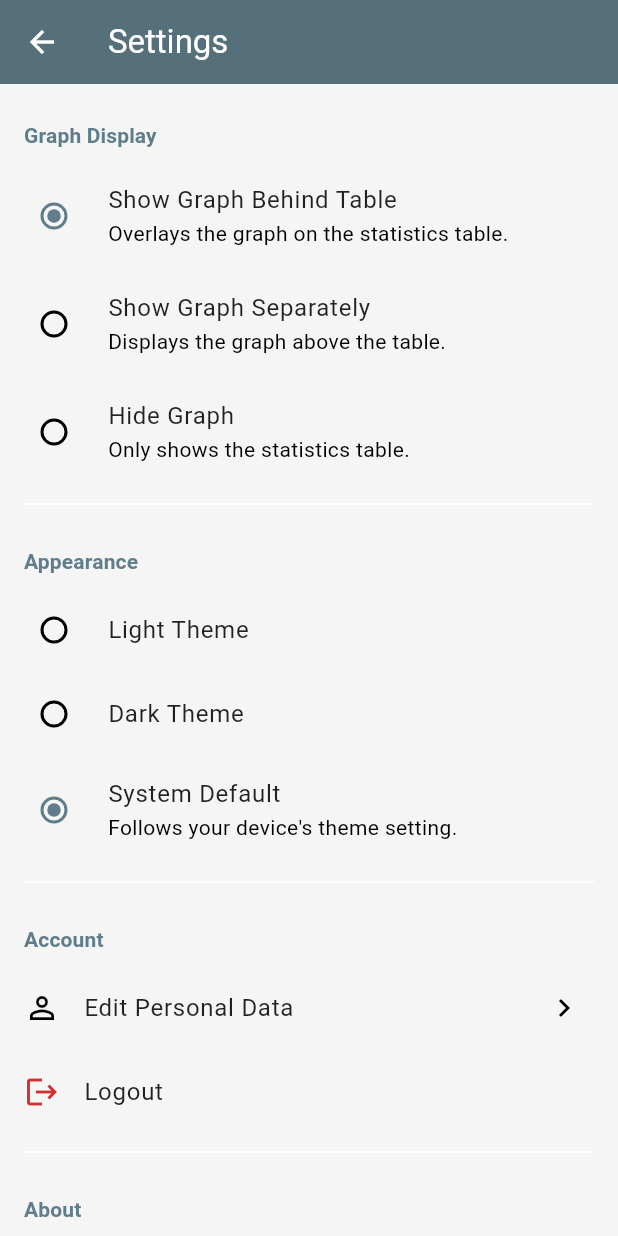
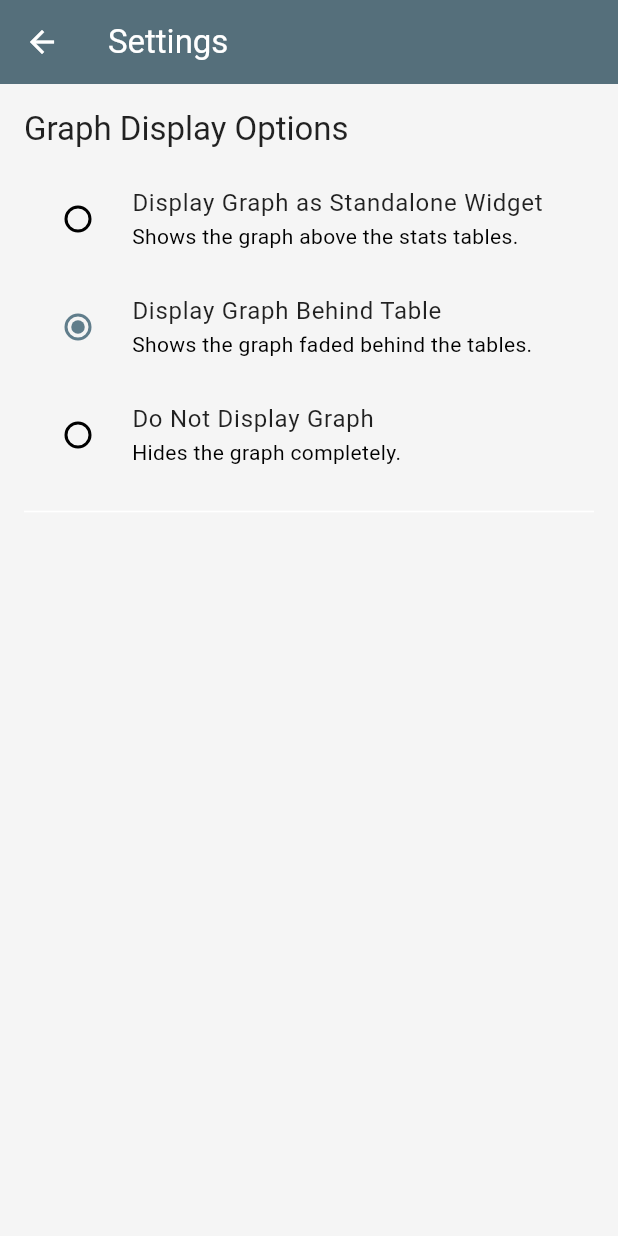
Before and after one commit to hashfx/carbon-detector, a Flutter app: the SettingsScreen screen opened by its route, on a phone screen of 412 x 824 dp. Run offline on Flutter 3.47's test engine with Material 3 defaults, Android fonts, the light colour scheme and no system bars; our stand-ins replace firebase_auth, firebase_core, fl_chart, flutter_animate, flutter_dotenv, glassmorphism and 2 more; accounts and stored records are empty.

Commit message:
implement settings page

```diff
--- a/carbon_counter/lib/screens/settings_screen.dart
+++ b/carbon_counter/lib/screens/settings_screen.dart
@@ -1,10 +1,14 @@
-// lib/screens/settings_screen.dart
 import 'package:flutter/material.dart';
-import 'package:firebase_auth/firebase_auth.dart';
-import 'package:carbon_counter/services/settings_service.dart'; // Import SettingsService
-import 'package:carbon_counter/utils/graph_display_mode.dart'; // Import the enum
-import 'package:carbon_counter/main.dart'; // Import main to access themeNotifier
+import 'package:shared_preferences/shared_preferences.dart';
 
+// --- Enum for Graph Display Options ---
+enum GraphDisplayMode {
+  standalone, // Display graph as a separate widget
+  behindTable, // Display graph behind the table (like before)
+  none, // Do not display the graph
+}
+
+// --- Settings Screen Widget ---
 class SettingsScreen extends StatefulWidget {
   const SettingsScreen({super.key});
 
@@ -13,11 +17,11 @@ class SettingsScreen extends StatefulWidget {
 }
 
 class _SettingsScreenState extends State<SettingsScreen> {
-  // Use the global instance from main.dart or initialize locally
-  final SettingsService _settingsService = settingsService;
-  GraphDisplayMode _selectedGraphMode = GraphDisplayMode.behindTable;
-  ThemeMode _selectedThemeMode = ThemeMode.system; // Add state for theme
+  GraphDisplayMode _selectedMode = GraphDisplayMode.behindTable; // Default
   bool _isLoading = true;
+
+  // --- Shared Preferences Keys ---
+  static const String _graphModeKey = 'graphDisplayMode';
 
   @override
   void initState() {
@@ -25,214 +29,145 @@ class _SettingsScreenState extends State<SettingsScreen> {
     _loadSettings();
   }
 
+  // --- Load saved settings ---
   Future<void> _loadSettings() async {
-    setState(() => _isLoading = true);
-    // Ensure service is initialized (might already be by main)
-    await _settingsService.init();
+    setState(() {
+      _isLoading = true;
+    });
+    try {
+      final prefs = await SharedPreferences.getInstance();
+      final savedModeIndex = prefs.getInt(_graphModeKey);
+
+      if (savedModeIndex != null &&
+          savedModeIndex >= 0 &&
+          savedModeIndex < GraphDisplayMode.values.length) {
+        _selectedMode = GraphDisplayMode.values[savedModeIndex];
+      } else {
+        // Set default if not found or invalid
+        _selectedMode = GraphDisplayMode.behindTable;
+        // Optionally save the default back
+        // await prefs.setInt(_graphModeKey, _selectedMode.index);
+      }
+    } catch (e) {
+      print("Error loading settings: $e");
+      // Keep default on error
+      _selectedMode = GraphDisplayMode.behindTable;
+    } finally {
       if (mounted) {
         setState(() {
-        _selectedGraphMode = _settingsService.getGraphDisplayMode();
-        _selectedThemeMode = _settingsService.getThemeMode();
           _isLoading = false;
         });
       }
     }
+  }
 
-  Future<void> _updateGraphMode(GraphDisplayMode? mode) async {
-    if (mode != null && mode != _selectedGraphMode) {
-      setState(() => _selectedGraphMode = mode);
-      await _settingsService.setGraphDisplayMode(mode);
-      // Optionally: Add visual feedback like a Snackbar
+  // --- Save selected setting ---
+  Future<void> _saveSetting(GraphDisplayMode mode) async {
+    try {
+      final prefs = await SharedPreferences.getInstance();
+      await prefs.setInt(_graphModeKey, mode.index);
+      if (mounted) {
+        setState(() {
+          _selectedMode = mode;
+        });
+        // Optionally show a confirmation snackbar
         ScaffoldMessenger.of(context).showSnackBar(
           SnackBar(
-            content: Text('Graph display updated'),
-            duration: Duration(seconds: 1)),
+            content: Text('Graph setting saved: ${mode.name}'),
+            duration: const Duration(seconds: 1),
+            behavior: SnackBarBehavior.floating,
+          ),
         );
       }
-  }
-
-  // --- Update Theme ---
-  Future<void> _updateThemeMode(ThemeMode? mode) async {
-    if (mode != null && mode != _selectedThemeMode) {
-      setState(() => _selectedThemeMode = mode);
-      await _settingsService.setThemeMode(mode);
-      // Update the global notifier to change theme dynamically
-      themeNotifier.value = mode;
-      // Optionally: Add visual feedback
-      ScaffoldMessenger.of(context).showSnackBar(
-        SnackBar(
-            content: Text('Theme updated'), duration: Duration(seconds: 1)),
-      );
-    }
-  }
-
-  // --- LOGOUT FUNCTION ---
-  Future<void> _logout() async {
-    try {
-      await FirebaseAuth.instance.signOut();
-      // Navigate back to AuthScreen after logout, removing all previous routes
-      Navigator.of(context)
-          .pushNamedAndRemoveUntil('/auth', (Route<dynamic> route) => false);
     } catch (e) {
-      print("Error logging out from Settings: $e");
+      print("Error saving settings: $e");
       if (mounted) {
         ScaffoldMessenger.of(context).showSnackBar(
           const SnackBar(
-            content: Text("Failed to log out. Please try again."),
+            content: Text('Error saving setting.'),
             backgroundColor: Colors.redAccent,
+            behavior: SnackBarBehavior.floating,
           ),
         );
       }
     }
   }
 
-  // --- Placeholder Functions ---
-  void _editPersonalData() {
-    ScaffoldMessenger.of(context).showSnackBar(
-      const SnackBar(content: Text("Edit Personal Data - Not Implemented Yet")),
-    );
-    // Navigate to an edit profile screen if you have one
-  }
-
   @override
   Widget build(BuildContext context) {
-    final theme = Theme.of(context); // Get theme for styling
-
     return Scaffold(
       appBar: AppBar(
         title: const Text('Settings'),
+        // Pass back the selected setting when the back button is pressed
+        // Although SharedPreferences makes this less critical, it provides immediate feedback
+        leading: IconButton(
+          icon: const Icon(Icons.arrow_back),
+          onPressed: () {
+            Navigator.of(context).pop(_selectedMode);
+          },
+        ),
       ),
       body: _isLoading
           ? const Center(child: CircularProgressIndicator())
           : ListView(
-              padding: const EdgeInsets.symmetric(vertical: 8.0),
-              children: [
-                // --- Graph Display Settings ---
-                _buildSettingsSectionTitle(context, 'Graph Display'),
+              padding: const EdgeInsets.all(16.0),
+              children: <Widget>[
+                Text(
+                  'Graph Display Options',
+                  style: Theme.of(context).textTheme.titleLarge,
+                ),
+                const SizedBox(height: 10),
                 RadioListTile<GraphDisplayMode>(
-                  title: const Text('Show Graph Behind Table'),
+                  title: const Text('Display Graph as Standalone Widget'),
                   subtitle:
-                      const Text('Overlays the graph on the statistics table.'),
-                  value: GraphDisplayMode.behindTable,
-                  groupValue: _selectedGraphMode,
-                  onChanged: _updateGraphMode,
-                  activeColor: theme.colorScheme.primary,
+                      const Text('Shows the graph above the stats tables.'),
+                  value: GraphDisplayMode.standalone,
+                  groupValue: _selectedMode,
+                  onChanged: (GraphDisplayMode? value) {
+                    if (value != null) {
+                      _saveSetting(value);
+                    }
+                  },
                 ),
                 RadioListTile<GraphDisplayMode>(
-                  title: const Text('Show Graph Separately'),
-                  subtitle: const Text('Displays the graph above the table.'),
-                  value: GraphDisplayMode.standalone,
-                  groupValue: _selectedGraphMode,
-                  onChanged: _updateGraphMode,
-                  activeColor: theme.colorScheme.primary,
+                  title: const Text('Display Graph Behind Table'),
+                  subtitle:
+                      const Text('Shows the graph faded behind the tables.'),
+                  value: GraphDisplayMode.behindTable,
+                  groupValue: _selectedMode,
+                  onChanged: (GraphDisplayMode? value) {
+                    if (value != null) {
+                      _saveSetting(value);
+                    }
+                  },
                 ),
                 RadioListTile<GraphDisplayMode>(
-                  title: const Text('Hide Graph'),
-                  subtitle: const Text('Only shows the statistics table.'),
+                  title: const Text('Do Not Display Graph'),
+                  subtitle: const Text('Hides the graph completely.'),
                   value: GraphDisplayMode.none,
-                  groupValue: _selectedGraphMode,
-                  onChanged: _updateGraphMode,
-                  activeColor: theme.colorScheme.primary,
-                ),
-
-                const Divider(height: 24.0, indent: 16, endIndent: 16),
-
-                // --- Appearance Settings ---
-                _buildSettingsSectionTitle(context, 'Appearance'),
-                RadioListTile<ThemeMode>(
-                  title: const Text('Light Theme'),
-                  value: ThemeMode.light,
-                  groupValue: _selectedThemeMode,
-                  onChanged: _updateThemeMode,
-                  activeColor: theme.colorScheme.primary,
-                ),
-                RadioListTile<ThemeMode>(
-                  title: const Text('Dark Theme'),
-                  value: ThemeMode.dark,
-                  groupValue: _selectedThemeMode,
-                  onChanged: _updateThemeMode,
-                  activeColor: theme.colorScheme.primary,
-                ),
-                RadioListTile<ThemeMode>(
-                  title: const Text('System Default'),
-                  subtitle: const Text('Follows your device\'s theme setting.'),
-                  value: ThemeMode.system,
-                  groupValue: _selectedThemeMode,
-                  onChanged: _updateThemeMode,
-                  activeColor: theme.colorScheme.primary,
-                ),
-
-                const Divider(height: 24.0, indent: 16, endIndent: 16),
-
-                // --- Account Settings ---
-                _buildSettingsSectionTitle(context, 'Account'),
-                ListTile(
-                  leading: const Icon(Icons.person_outline),
-                  title: const Text('Edit Personal Data'),
-                  trailing: const Icon(Icons.chevron_right),
-                  onTap: _editPersonalData, // Placeholder action
-                ),
-                ListTile(
-                  leading: Icon(Icons.logout,
-                      color: theme.colorScheme.error), // Use theme error color
-                  title: const Text('Logout'),
-                  onTap: _logout,
-                ),
-
-                const Divider(height: 24.0, indent: 16, endIndent: 16),
-
-                // --- About Section ---
-                _buildSettingsSectionTitle(context, 'About'),
-                ListTile(
-                  leading: const Icon(Icons.info_outline),
-                  title: const Text('App Version'),
-                  subtitle:
-                      const Text('1.0.0'), // Replace with dynamic version later
-                  onTap: () {}, // No action needed
-                ),
-                ListTile(
-                  leading: const Icon(Icons.privacy_tip_outlined),
-                  title: const Text('Privacy Policy'),
-                  trailing: const Icon(Icons.chevron_right),
-                  onTap: () {
-                    // Maybe reuse the legal dialog logic from AuthScreen?
-                    // Or navigate to a dedicated legal screen.
-                    ScaffoldMessenger.of(context).showSnackBar(
-                      const SnackBar(
-                          content: Text(
-                              "Show Privacy Policy - Not Implemented Yet")),
-                    );
+                  groupValue: _selectedMode,
+                  onChanged: (GraphDisplayMode? value) {
+                    if (value != null) {
+                      _saveSetting(value);
+                    }
                   },
                 ),
-                ListTile(
-                  leading: const Icon(Icons.gavel_outlined),
-                  title: const Text('Terms of Service'),
-                  trailing: const Icon(Icons.chevron_right),
-                  onTap: () {
-                    ScaffoldMessenger.of(context).showSnackBar(
-                      const SnackBar(
-                          content: Text(
-                              "Show Terms of Service - Not Implemented Yet")),
-                    );
-                  },
-                ),
+                const Divider(height: 30),
+                // Add other settings sections here if needed in the future
               ],
             ),
     );
   }
+}
 
-  // Helper widget for section titles
-  Widget _buildSettingsSectionTitle(BuildContext context, String title) {
-    return Padding(
-      padding: const EdgeInsets.only(
-          left: 16.0, right: 16.0, top: 16.0, bottom: 8.0),
-      child: Text(
-        title,
-        style: Theme.of(context).textTheme.titleSmall?.copyWith(
-              fontWeight: FontWeight.bold,
-              color: Theme.of(context).colorScheme.primary,
-            ),
-      ),
-    );
-  }
-}
+// Helper function to convert enum to string for display (optional)
+// String graphDisplayModeToString(GraphDisplayMode mode) {
+//   switch (mode) {
+//     case GraphDisplayMode.standalone:
+//       return 'Standalone Widget';
+//     case GraphDisplayMode.behindTable:
+//       return 'Behind Table';
+//     case GraphDisplayMode.none:
+//       return 'No Graph';
+//   }
+// }
```
Lines whose indentation alone changed are shown as unchanged.
